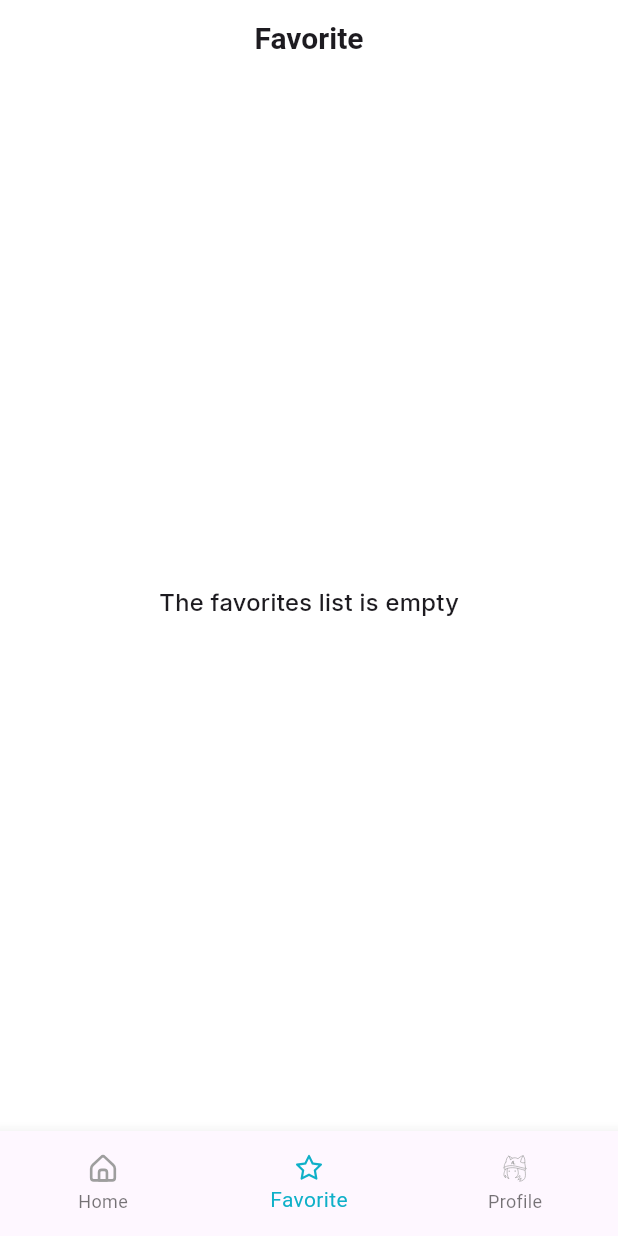
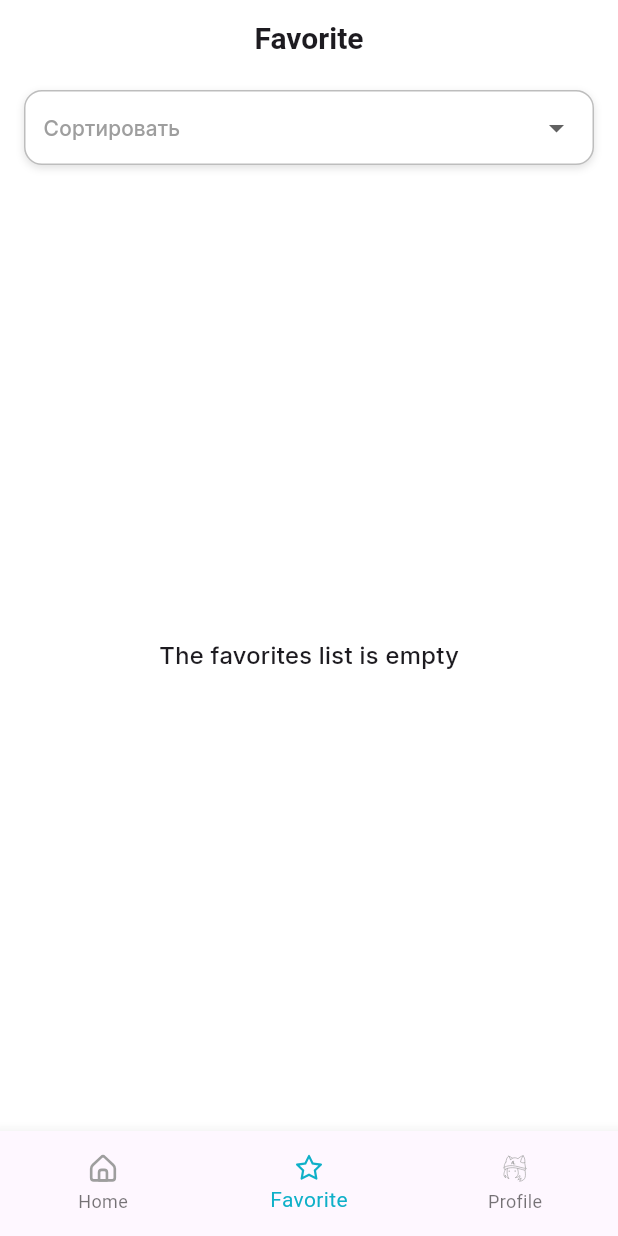
Before and after one commit to qwerpap/rickandmorty, a Flutter app: the screen it shows after launch, item 2 of the bottom bar chosen, on a phone screen of 412 x 824 dp. Run offline on Flutter 3.47's test engine with Material 3 defaults, Android fonts, the phone set to English and light mode, and no system bars; our stand-ins replace bloc, dio, drift, flutter_bloc, flutter_svg, go_router; accounts and stored records are empty; generated files the repository leaves out were written again; network calls fail.

Commit message:
added filters

```diff
--- a/lib/data/repositories/sources/heroes_local_data_source.dart
+++ b/lib/data/repositories/sources/heroes_local_data_source.dart
@@ -9,8 +9,6 @@ class HeroesLocalDataSource {
   HeroesLocalDataSource(this.db);
 
   Future<void> saveHeroesToDb(List<HeroModel> heroes) async {
-    await db.clearHeroes();
-
     final companions =
         heroes
             .map(
@@ -26,6 +24,7 @@ class HeroesLocalDataSource {
             )
             .toList();
 
+    // Вставляем героев с заменой по id, если они уже есть
     await db.insertHeroes(companions);
     developer.log('Сохранено героев: ${heroes.length}', name: 'DB');
   }
--- a/lib/features/favorite_screen/bloc/favorite_list_event.dart
+++ b/lib/features/favorite_screen/bloc/favorite_list_event.dart
@@ -16,3 +16,9 @@ class RemoveFavorite extends FavoriteListEvent {
 
   RemoveFavorite({required this.hero});
 }
+
+class SortFavoriteList extends FavoriteListEvent {
+  final FavoriteSortOption option;
+
+  SortFavoriteList({required this.option});
+}
--- a/lib/features/favorite_screen/view/favorite_screen.dart
+++ b/lib/features/favorite_screen/view/favorite_screen.dart
@@ -2,30 +2,45 @@ import 'package:flutter/material.dart';
 import 'package:flutter_bloc/flutter_bloc.dart';
 import 'package:rickandmorty/features/favorite_screen/bloc/favorite_list_bloc.dart';
 import 'package:rickandmorty/features/favorite_screen/widgets/favorites_cards_list.dart';
+import 'package:rickandmorty/features/favorite_screen/widgets/sort_dropdown.dart';
 import 'package:rickandmorty/features/global/widgets/custom_app_bar.dart';
 import 'package:rickandmorty/features/global/widgets/load_error.dart';
 import 'package:rickandmorty/theme/app_strings.dart';
 import 'package:rickandmorty/theme/app_styles.dart';
 
-class FavoriteScreen extends StatelessWidget {
+class FavoriteScreen extends StatefulWidget {
   const FavoriteScreen({super.key});
 
   @override
+  State<FavoriteScreen> createState() => _FavoriteScreenState();
+}
+
+class _FavoriteScreenState extends State<FavoriteScreen> {
+
+  @override
   Widget build(BuildContext context) {
-    context.read<FavoriteListBloc>().add(LoadFavoriteList());
-
     return Scaffold(
       appBar: PreferredSize(
         preferredSize: Size.fromHeight(50),
         child: CustomAppBar(title: AppStrings.navFavorite),
       ),
-      body: BlocBuilder<FavoriteListBloc, FavoriteListState>(
+      body: Column(
+        children: [
+          Padding(
+            padding: const EdgeInsets.symmetric(horizontal: 16, vertical: 10),
+            child: const FavoriteSortDropdown(),
+          ),
+          Expanded(
+            child: BlocBuilder<FavoriteListBloc, FavoriteListState>(
               builder: (context, state) {
                 if (state is FavoriteListLoaded) {
                   final favorites = state.favorites;
                   if (favorites.isEmpty) {
                     return const Center(
-                child: Text(AppStrings.favListEmpty, style: AppStyles.subtitle),
+                      child: Text(
+                        AppStrings.favListEmpty,
+                        style: AppStyles.subtitle,
+                      ),
                     );
                   }
                   return FavoritesCardsList(favorites: favorites);
@@ -36,8 +51,11 @@ class FavoriteScreen extends StatelessWidget {
                     },
                   );
                 }
-          return CircularProgressIndicator();
+                return const Center(child: CircularProgressIndicator());
               },
+            ),
+          ),
+        ],
       ),
     );
   }
--- /dev/null
+++ b/lib/features/favorite_screen/widgets/sort_dropdown.dart
@@ -0,0 +1,56 @@
+import 'package:flutter/material.dart';
+import 'package:flutter_bloc/flutter_bloc.dart';
+import 'package:rickandmorty/data/models/favorite_sort_options.dart';
+import 'package:rickandmorty/features/favorite_screen/bloc/favorite_list_bloc.dart';
+import 'package:rickandmorty/theme/app_styles.dart';
+
+class FavoriteSortDropdown extends StatefulWidget {
+  const FavoriteSortDropdown({super.key});
+
+  @override
+  State<FavoriteSortDropdown> createState() => _FavoriteSortDropdownState();
+}
+
+class _FavoriteSortDropdownState extends State<FavoriteSortDropdown> {
+  FavoriteSortOption? _selectedOption;
+
+  @override
+  Widget build(BuildContext context) {
+    return Container(
+      padding: const EdgeInsets.symmetric(horizontal: 12),
+      decoration: BoxDecoration(
+        color: Colors.white,
+        borderRadius: BorderRadius.circular(12),
+        border: Border.all(color: Colors.grey.shade400),
+        boxShadow: const [
+          BoxShadow(color: Colors.black12, blurRadius: 4, offset: Offset(0, 2)),
+        ],
+      ),
+      child: DropdownButtonHideUnderline(
+        child: DropdownButton<FavoriteSortOption>(
+          isExpanded: true,
+          value: _selectedOption,
+          hint: const Text('Сортировать', style: AppStyles.detatilTitle),
+          icon: const Icon(Icons.arrow_drop_down),
+          items:
+              FavoriteSortOption.values.map((option) {
+                return DropdownMenuItem(
+                  value: option,
+                  child: Text(option.label, style: AppStyles.detatilTitle),
+                );
+              }).toList(),
+          onChanged: (option) {
+            if (option != null) {
+              setState(() {
+                _selectedOption = option;
+              });
+              context.read<FavoriteListBloc>().add(
+                SortFavoriteList(option: option),
+              );
+            }
+          },
+        ),
+      ),
+    );
+  }
+}
--- a/lib/main.dart
+++ b/lib/main.dart
@@ -4,7 +4,7 @@ import 'package:dio/dio.dart';
 import 'package:flutter/material.dart';
 import 'package:flutter_bloc/flutter_bloc.dart';
 import 'package:rickandmorty/data/database/hero_database.dart';
-import 'package:rickandmorty/data/repositories/sources/heroes_repository.dart';
+import 'package:rickandmorty/data/repositories/heroes_repository.dart';
 import 'package:rickandmorty/features/favorite_screen/bloc/favorite_list_bloc.dart';
 import 'package:rickandmorty/features/main_screen/bloc/hero_list_bloc.dart';
 import 'package:rickandmorty/features/navigation/widgets/app_router.dart';
```
Also changed, not shown: lib/data/models/favorite_sort_options.dart (added, +12 -0 lines), lib/data/repositories/heroes_repository.dart (renamed from lib/data/repositories/sources/heroes_repository.dart, +6 -3 lines), lib/features/favorite_screen/bloc/favorite_list_bloc.dart (+21 -1 lines), lib/features/favorite_screen/widgets/favorites_cards_list.dart (+13 -5 lines), lib/features/hero_details_screen/widgets/arrow_back_button.dart (+4 -5 lines), lib/features/hero_details_screen/widgets/details_card.dart (+6 -1 lines), lib/features/hero_details_screen/widgets/info_card.dart (+6 -1 lines), lib/features/main_screen/bloc/hero_list_bloc.dart (+7 -3 lines). Lines whose indentation alone changed are shown as unchanged.
